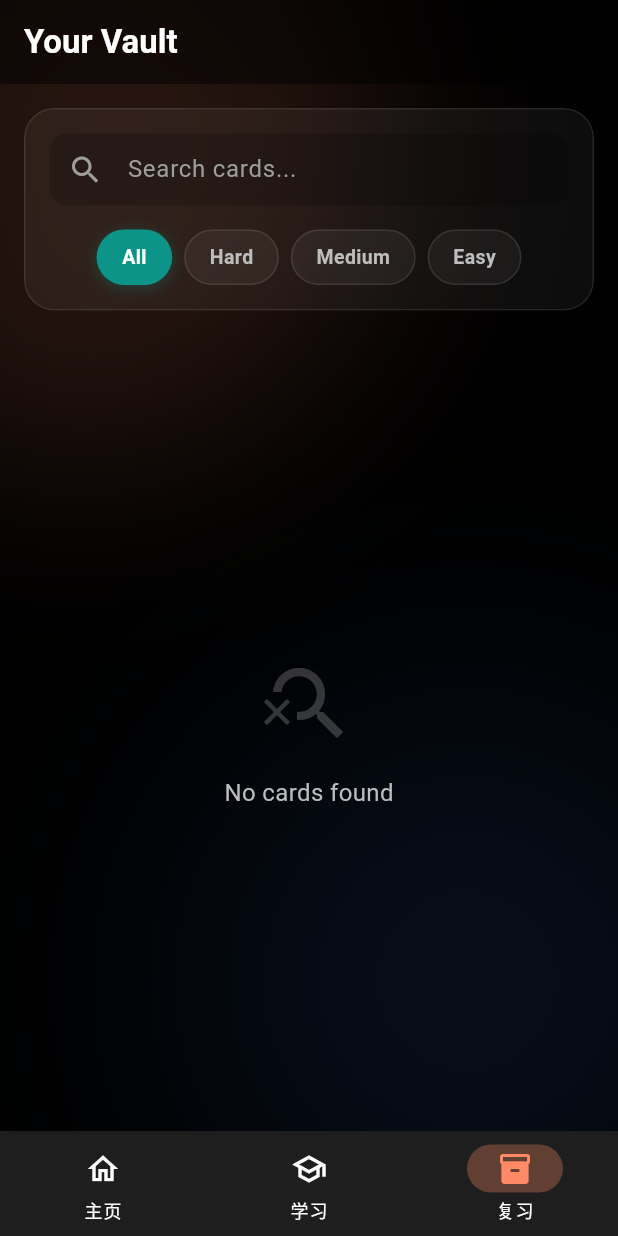
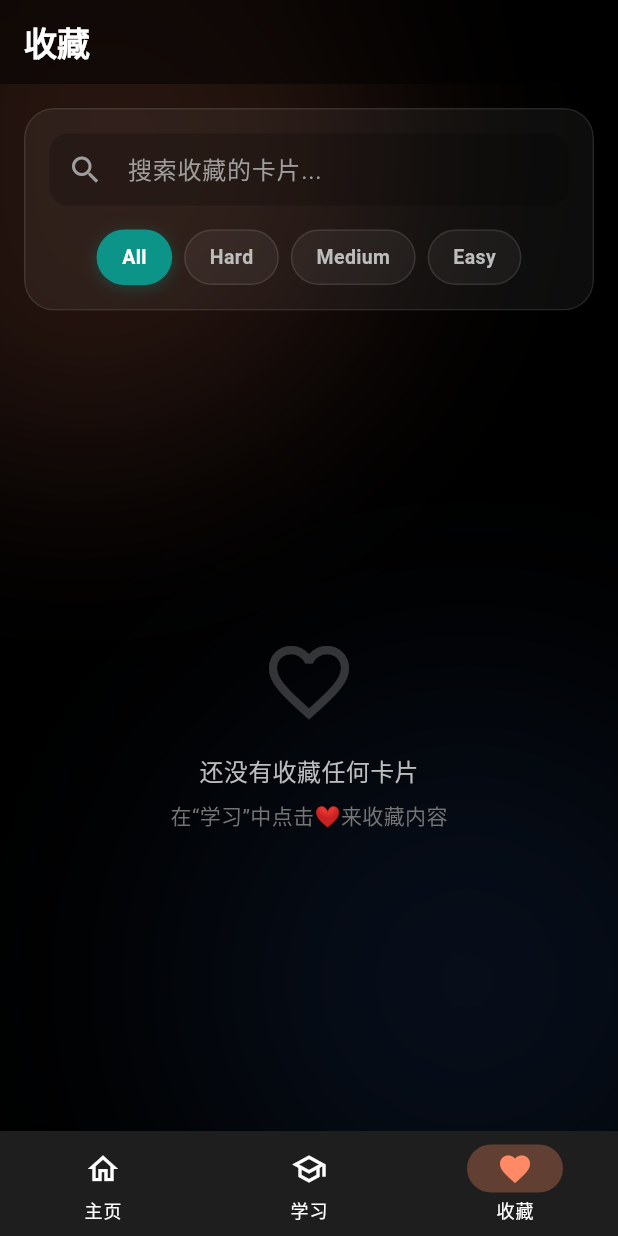
Before and after one commit to kaitongg-bit/Reado, a Flutter app: the HomePage screen opened by its route, item 3 of the bottom bar chosen, on a phone screen of 412 x 824 dp. Run offline on Flutter 3.47's test engine with Material 3 defaults, Android fonts, the phone set to English and light mode, and no system bars; our stand-ins replace cloud_firestore, firebase_auth, firebase_core, flutter_markdown, flutter_riverpod, go_router and 3 more; accounts and stored records are empty; network calls fail; statements that could not run were skipped.

Commit message:
收藏改了一下

```diff
--- a/lib/features/feed/presentation/feed_provider.dart
+++ b/lib/features/feed/presentation/feed_provider.dart
@@ -264,7 +264,10 @@ final feedProvider = StateNotifierProvider<FeedNotifier, List<FeedItem>>((ref) {
   return FeedNotifier(dataService);
 });
 
-// 🔥 新增：提供对完整数据列表的访问（不受 state 变化影响）
+// 🔥 修复：提供对完整数据列表的访问，并在数据变化时触发rebuild
 final allItemsProvider = Provider<List<FeedItem>>((ref) {
-  return ref.watch(feedProvider.notifier).allItems;
+  // Watch feedProvider (state) to trigger rebuild
+  ref.watch(feedProvider);
+  // Then access the complete list from notifier
+  return ref.read(feedProvider.notifier).allItems;
 });
--- a/lib/features/home/presentation/home_page.dart
+++ b/lib/features/home/presentation/home_page.dart
@@ -73,9 +73,9 @@ class _HomePageState extends ConsumerState<HomePage> {
             label: '学习',
           ),
           NavigationDestination(
-            icon: Icon(Icons.inventory_2_outlined),
-            selectedIcon: Icon(Icons.inventory_2, color: Color(0xFFFF8A65)),
-            label: '复习',
+            icon: Icon(Icons.favorite_border), // Changed to heart icon
+            selectedIcon: Icon(Icons.favorite, color: Color(0xFFFF8A65)),
+            label: '收藏', // Changed from 复习 to 收藏
           ),
         ],
       ),
--- a/lib/features/vault/presentation/vault_page.dart
+++ b/lib/features/vault/presentation/vault_page.dart
@@ -32,18 +32,25 @@ class _VaultPageState extends ConsumerState<VaultPage> {
 
   @override
   Widget build(BuildContext context) {
-    final allItems = ref.watch(feedProvider);
+    final allItems = ref.watch(allItemsProvider);
     final isDark = Theme.of(context).brightness == Brightness.dark;
 
-    // Filter Logic
+    // ✅ SIMPLIFIED: Show ONLY favorited items (with optional filters)
     final filteredItems = allItems.where((item) {
+      // First check: Must be favorited
+      if (!item.isFavorited) return false;
+
+      // Then apply mastery level filter if set
       if (_libraryFilter != null && item.masteryLevel != _libraryFilter) {
         return false;
       }
+
+      // Finally apply search filter if query exists
       if (_searchQuery.isNotEmpty) {
         final query = _searchQuery.toLowerCase();
         return item.title.toLowerCase().contains(query);
       }
+
       return true;
     }).toList();
 
@@ -51,7 +58,7 @@ class _VaultPageState extends ConsumerState<VaultPage> {
       backgroundColor: Theme.of(context).scaffoldBackgroundColor,
       extendBodyBehindAppBar: true,
       appBar: AppBar(
-        title: Text('Your Vault',
+        title: Text('收藏', // Changed from "Your Vault" to "Favorites"
             style: TextStyle(
                 color: isDark ? Colors.white : Colors.black87,
                 fontWeight: FontWeight.bold)),
@@ -142,7 +149,8 @@ class _VaultPageState extends ConsumerState<VaultPage> {
                                   color:
                                       isDark ? Colors.white : Colors.black87),
                               decoration: InputDecoration(
-                                hintText: 'Search cards...',
+                                hintText:
+                                    '搜索收藏的卡片...', // Changed from "Search cards..."
                                 hintStyle: TextStyle(
                                     color: isDark
                                         ? Colors.grey[500]
@@ -241,17 +249,24 @@ class _VaultPageState extends ConsumerState<VaultPage> {
       child: Column(
         mainAxisAlignment: MainAxisAlignment.center,
         children: [
-          Icon(Icons.search_off,
+          Icon(Icons.favorite_border, // Changed icon
               size: 64,
               color: isDark
                   ? Colors.white.withOpacity(0.2)
                   : Colors.black.withOpacity(0.1)),
           const SizedBox(height: 16),
           Text(
-            'No cards found',
+            '还没有收藏任何卡片', // Changed from "No cards found"
             style: TextStyle(
                 color: isDark ? Colors.grey[400] : Colors.grey[500],
                 fontSize: 16),
+          ),
+          const SizedBox(height: 8),
+          Text(
+            '在“学习”中点击❤️来收藏内容', // Hint text
+            style: TextStyle(
+                color: isDark ? Colors.grey[600] : Colors.grey[400],
+                fontSize: 14),
           ),
         ],
       ),
```
Also changed, not shown: 2 other files.
